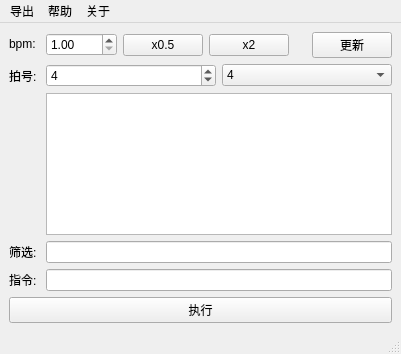
Above: workspace/editor.ui from Vescrity/MeloNote before the change. Below: the same form after it.
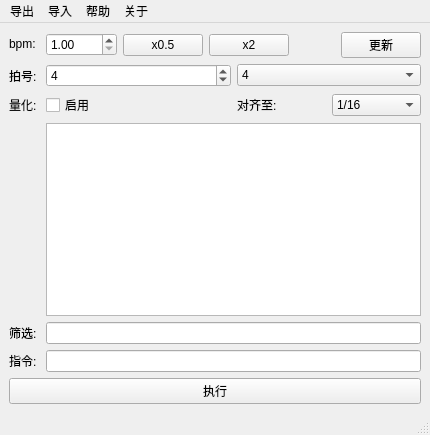
That is the form after the change.

Commit message: Feature: 量化导出

Patch:
```diff
--- a/workspace/editor.ui
+++ b/workspace/editor.ui
@@ -6,8 +6,8 @@
    <rect>
     <x>0</x>
     <y>0</y>
-    <width>401</width>
-    <height>354</height>
+    <width>430</width>
+    <height>435</height>
    </rect>
   </property>
   <property name="windowTitle">
@@ -134,7 +134,7 @@
         </item>
        </layout>
       </item>
-      <item row="2" column="1">
+      <item row="3" column="1">
        <widget class="QTextBrowser" name="editorBrowser">
         <property name="font">
          <font>
@@ -143,7 +143,7 @@
         </property>
        </widget>
       </item>
-      <item row="3" column="0">
+      <item row="4" column="0">
        <widget class="QLabel" name="label_3">
         <property name="toolTip">
          <string>&lt;html&gt;&lt;head/&gt;&lt;body&gt;&lt;p&gt;音符筛选规则。&lt;br/&gt;例如输入 367 会筛选选中范围中的 3 6 7&lt;/p&gt;&lt;/body&gt;&lt;/html&gt;</string>
@@ -153,10 +153,10 @@
         </property>
        </widget>
       </item>
-      <item row="3" column="1">
+      <item row="4" column="1">
        <widget class="QLineEdit" name="patternEdit"/>
       </item>
-      <item row="4" column="0">
+      <item row="5" column="0">
        <widget class="QLabel" name="label_4">
         <property name="toolTip">
          <string>&lt;html&gt;&lt;head/&gt;&lt;body&gt;&lt;p&gt;对筛选的内容执行的操作&lt;br/&gt;升/降/还原: # b 0&lt;br/&gt;提升/降低八度: + -&lt;br/&gt;替换: r[替换后的音符]&lt;/p&gt;&lt;/body&gt;&lt;/html&gt;</string>
@@ -166,9 +166,73 @@
         </property>
        </widget>
       </item>
-      <item row="4" column="1">
+      <item row="5" column="1">
        <widget class="QLineEdit" name="commandEdit"/>
       </item>
+      <item row="2" column="0">
+       <widget class="QLabel" name="label_6">
+        <property name="toolTip">
+         <string>&lt;html&gt;&lt;head/&gt;&lt;body&gt;&lt;p&gt;辅助功能，仅对单个音符长度进行量化。可能存在误差，仍需在 DAW 中进一步处理。&lt;/p&gt;&lt;p&gt;仅在导出 Midi 时生效&lt;/p&gt;&lt;/body&gt;&lt;/html&gt;</string>
+        </property>
+        <property name="text">
+         <string>量化: </string>
+        </property>
+       </widget>
+      </item>
+      <item row="2" column="1">
+       <layout class="QHBoxLayout" name="horizontalLayout_2">
+        <item>
+         <widget class="QCheckBox" name="quantizeCheckBox">
+          <property name="text">
+           <string>启用</string>
+          </property>
+         </widget>
+        </item>
+        <item>
+         <layout class="QHBoxLayout" name="horizontalLayout_4">
+          <item>
+           <widget class="QLabel" name="label_5">
+            <property name="text">
+             <string>对齐至: </string>
+            </property>
+           </widget>
+          </item>
+          <item>
+           <widget class="QComboBox" name="quantizeComboBox">
+            <property name="currentIndex">
+             <number>2</number>
+            </property>
+            <item>
+             <property name="text">
+              <string>1/4</string>
+             </property>
+            </item>
+            <item>
+             <property name="text">
+              <string>1/8</string>
+             </property>
+            </item>
+            <item>
+             <property name="text">
+              <string>1/16</string>
+             </property>
+            </item>
+            <item>
+             <property name="text">
+              <string>1/32</string>
+             </property>
+            </item>
+            <item>
+             <property name="text">
+              <string>1/64</string>
+             </property>
+            </item>
+           </widget>
+          </item>
+         </layout>
+        </item>
+       </layout>
+      </item>
      </layout>
     </item>
     <item>
@@ -185,7 +249,7 @@
     <rect>
      <x>0</x>
      <y>0</y>
-     <width>401</width>
+     <width>430</width>
      <height>24</height>
     </rect>
    </property>
@@ -209,7 +273,14 @@
     </property>
     <addaction name="actionHelp"/>
    </widget>
+   <widget class="QMenu" name="menu">
+    <property name="title">
+     <string>导入</string>
+    </property>
+    <addaction name="actionImportNote"/>
+   </widget>
    <addaction name="exportMenu"/>
+   <addaction name="menu"/>
    <addaction name="helpMenu"/>
    <addaction name="aboutMenu"/>
   </widget>
```
Left out of the diff: 5 changed lines with no effect on the pictures. The commit also changes 7 other files.
